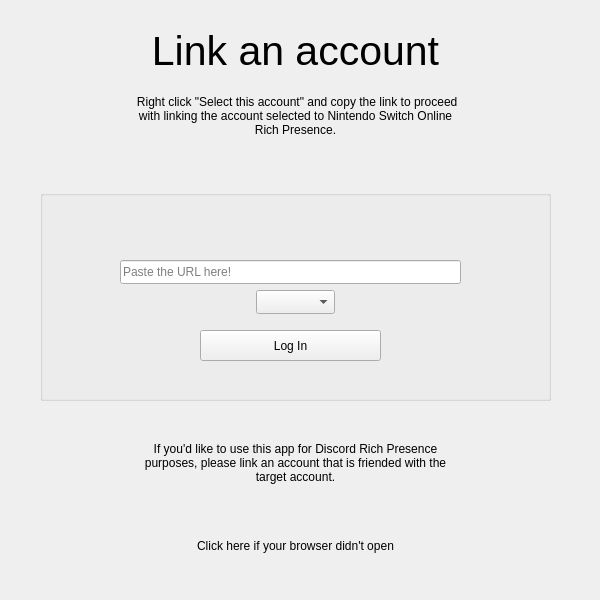
Old version of the form client/layout/mainwindow.ui in the repository MCMi460/NSO-RPC.
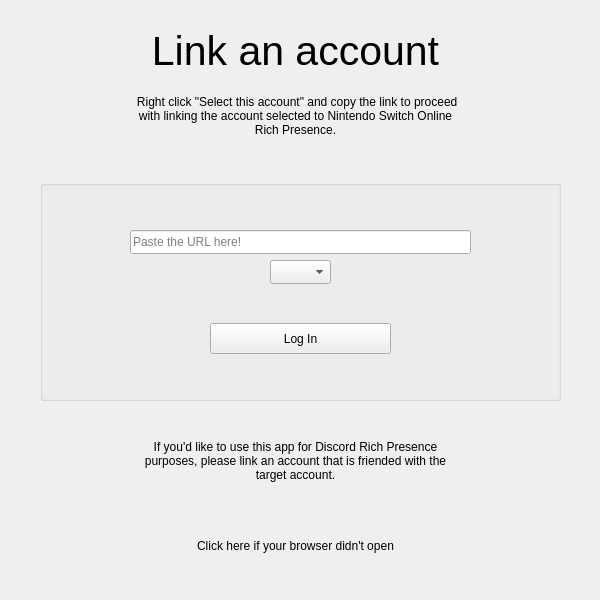
New version of the form.

Commit message: Adjust positioning in mainwindow.ui (link)

What changed in the file:
```diff
--- a/client/layout/mainwindow.ui
+++ b/client/layout/mainwindow.ui
@@ -46,9 +46,9 @@
      <property name="geometry">
       <rect>
        <x>40</x>
-       <y>190</y>
-       <width>511</width>
-       <height>211</height>
+       <y>180</y>
+       <width>521</width>
+       <height>221</height>
       </rect>
      </property>
      <property name="title">
@@ -57,8 +57,8 @@
      <widget class="QPushButton" name="pushButton">
       <property name="geometry">
        <rect>
-        <x>160</x>
-        <y>140</y>
+        <x>170</x>
+        <y>143</y>
         <width>181</width>
         <height>31</height>
        </rect>
@@ -70,8 +70,8 @@
      <widget class="QLineEdit" name="lineEdit">
       <property name="geometry">
        <rect>
-        <x>80</x>
-        <y>70</y>
+        <x>90</x>
+        <y>50</y>
         <width>341</width>
         <height>24</height>
        </rect>
@@ -83,9 +83,9 @@
      <widget class="QComboBox" name="comboBox">
       <property name="geometry">
        <rect>
-        <x>216</x>
-        <y>100</y>
-        <width>79</width>
+        <x>230</x>
+        <y>80</y>
+        <width>61</width>
         <height>24</height>
        </rect>
       </property>
@@ -116,14 +116,13 @@
      <property name="geometry">
       <rect>
        <x>130</x>
-       <y>420</y>
+       <y>430</y>
        <width>331</width>
-       <height>71</height>
+       <height>61</height>
       </rect>
      </property>
      <property name="text">
-      <string>
-If you'd like to use this app for Discord Rich Presence purposes, please link an account that is friended with the target account.</string>
+      <string>If you'd like to use this app for Discord Rich Presence purposes, please link an account that is friended with the target account.</string>
      </property>
      <property name="alignment">
       <set>Qt::AlignCenter</set>
```
Left out of the diff: 17 changed lines with no effect on the pictures. The commit also changes 2 other files.
